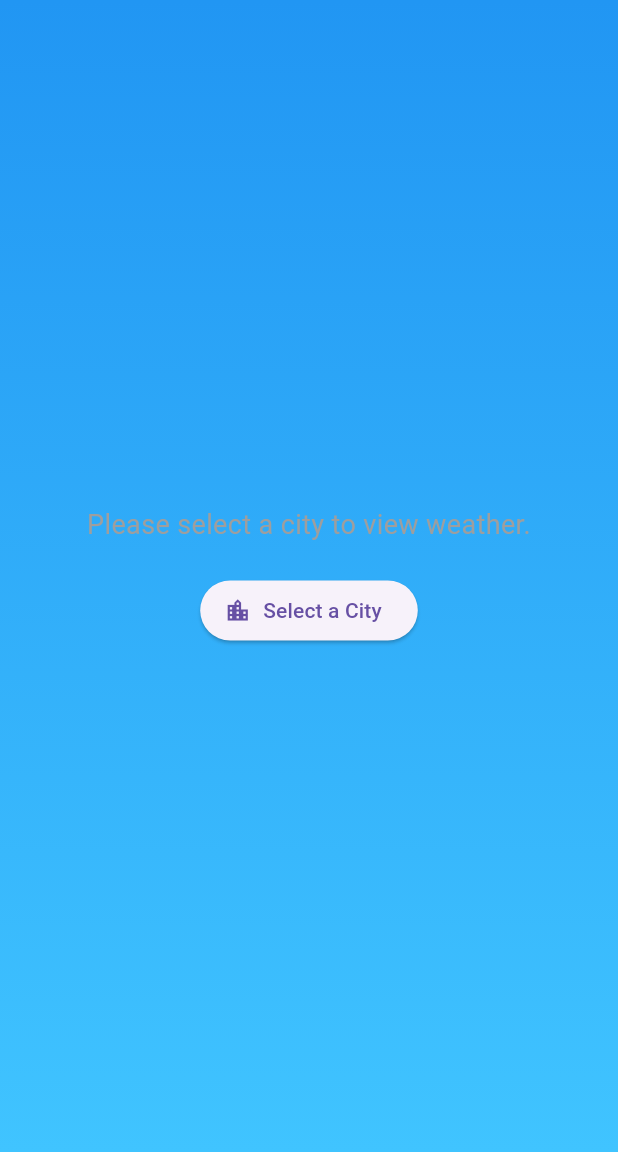
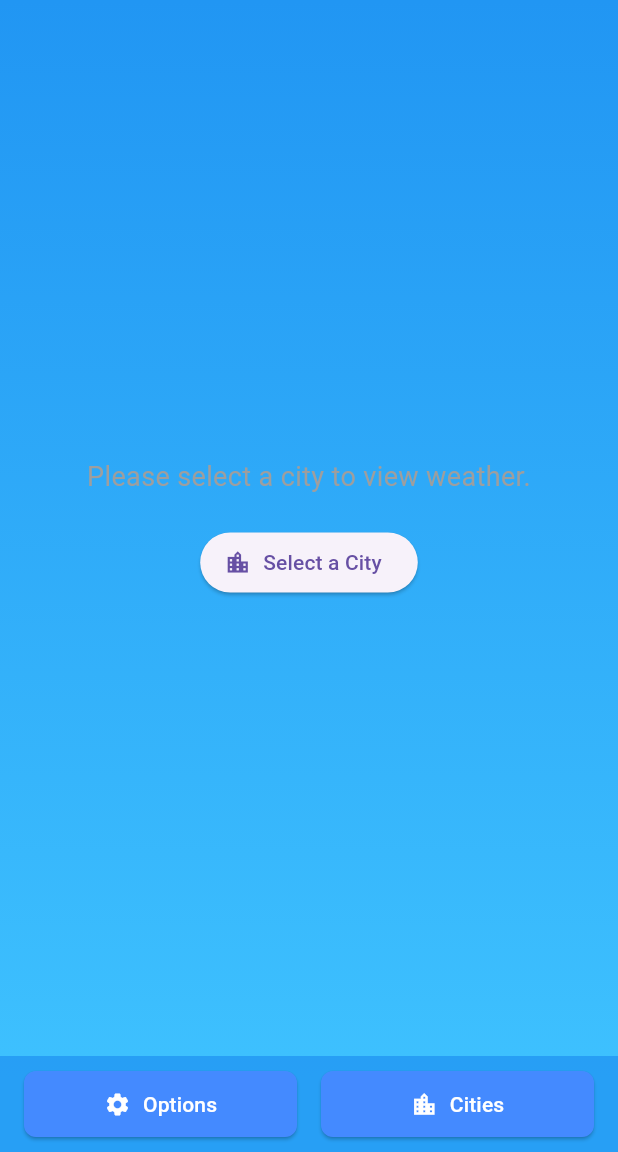
Before and after one commit to mauricev/rise_and_shine, a Flutter app: the screen it shows after launch, on a phone screen of 412 x 824 dp, the part 84-1236 px from its top. Run offline on Flutter 3.47's test engine with Material 3 defaults, Android fonts, the phone set to English and light mode, and no system bars; our stand-ins replace geolocator, hive_ce_flutter, logger, web; missing offline and left inert: dart:js_interop; accounts and stored records are empty; network calls fail.

Commit message:
buttons added

```diff
--- a/lib/screens/weather_screen.dart
+++ b/lib/screens/weather_screen.dart
@@ -35,14 +35,10 @@ class _WeatherScreenState extends State<WeatherScreen> {
   bool _showAddedConfirmation = false;
   Timer? _addedConfirmationTimer;
 
-  // Removed _dailyForecastRowKey and _dailyForecastRowHeight as they are no longer needed
-  // and were causing the crash due to incorrect usage with ListView.builder.
-
   @override
   void initState() {
     super.initState();
     logger.d('WeatherScreen: initState called.');
-    // Removed addPostFrameCallback related to _calculateDailyForecastRowHeight
   }
 
   @override
@@ -54,8 +50,6 @@ class _WeatherScreenState extends State<WeatherScreen> {
     _weatherManager = appManagers.weatherManager;
     logger.d('WeatherScreen: didChangeDependencies called. Managers accessed.');
   }
-
-  // Removed _calculateDailyForecastRowHeight method.
 
   void _addCityToSavedList(City city) {
     if (!_cityListManager.isCitySaved(city)) {
@@ -152,7 +146,7 @@ class _WeatherScreenState extends State<WeatherScreen> {
       title: const Text(kWeatherScreenTitle),
       centerTitle: true,
       actions: const <Widget>[
-        // Reverted: Options and Cities buttons are no longer in the AppBar
+        // Options and Cities buttons are now at the bottom of the screen
       ],
     );
   }
@@ -246,7 +240,6 @@ class _WeatherScreenState extends State<WeatherScreen> {
     }
   }
 
-  // Reverted Add button to its previous state and placement
   Widget _buildAddCityButton(City selectedCity, CityListManager manager) {
     final Size buttonSize = const Size(60, 30);
     if (!manager.isCitySaved(selectedCity)) {
@@ -331,7 +324,6 @@ class _WeatherScreenState extends State<WeatherScreen> {
     String speedUnit = isMetric ? 'm/s' : 'mph';
 
     return Container(
-      // Removed key: _dailyForecastRowKey, to fix crash
       padding: const EdgeInsets.symmetric(vertical: 8.0, horizontal: 16.0),
       decoration: BoxDecoration(
         border: Border(bottom: BorderSide(color: Colors.grey[300]!, width: 0.5)),
@@ -390,7 +382,7 @@ class _WeatherScreenState extends State<WeatherScreen> {
     );
   }
 
-  // These button builders are defined, but now unused in the AppBar
+  // Old unused button builders (kept due to "no other changes" directive)
   Widget _buildCitiesButton(BuildContext context) {
     return IconButton(
       icon: const Icon(Icons.list),
@@ -412,6 +404,7 @@ class _WeatherScreenState extends State<WeatherScreen> {
       onPressed: _showOptionsDialog,
     );
   }
+  // End of old unused button builders
 
   Widget _buildLoadingCitiesState() {
     return const Center(
@@ -612,6 +605,55 @@ class _WeatherScreenState extends State<WeatherScreen> {
     );
   }
 
+  // New method to build the fixed bottom buttons
+  Widget _buildFixedBottomButtons(BuildContext context) {
+    return Container(
+      padding: const EdgeInsets.symmetric(horizontal: 16.0, vertical: 8.0),
+      color: Colors.blue.withOpacity(0.8), // Semi-transparent background for the button row
+      child: SafeArea( // Ensure buttons respect the bottom safe area (e.g., iPhone home indicator)
+        top: false, // Don't apply top padding from safe area
+        child: Row(
+          mainAxisAlignment: MainAxisAlignment.spaceAround, // Distribute space between buttons
+          children: [
+            Expanded(
+              child: ElevatedButton.icon(
+                onPressed: _showOptionsDialog,
+                icon: const Icon(Icons.settings),
+                label: const Text(kOptionsButton),
+                style: ElevatedButton.styleFrom(
+                  backgroundColor: Colors.blueAccent, // Button background color
+                  foregroundColor: Colors.white, // Button text/icon color
+                  padding: const EdgeInsets.symmetric(vertical: 12),
+                  shape: RoundedRectangleBorder(borderRadius: BorderRadius.circular(8)),
+                ),
+              ),
+            ),
+            const SizedBox(width: 16), // Space between the two buttons
+            Expanded(
+              child: ElevatedButton.icon(
+                onPressed: () {
+                  logger.d('WeatherScreen: Navigating to CitySelectionScreen from bottom bar.');
+                  Navigator.push(
+                    context,
+                    MaterialPageRoute(builder: (context) => const CitySelectionScreen()),
+                  );
+                },
+                icon: const Icon(Icons.location_city),
+                label: const Text(kCitiesButton),
+                style: ElevatedButton.styleFrom(
+                  backgroundColor: Colors.blueAccent,
+                  foregroundColor: Colors.white,
+                  padding: const EdgeInsets.symmetric(vertical: 12),
+                  shape: RoundedRectangleBorder(borderRadius: BorderRadius.circular(8)),
+                ),
+              ),
+            ),
+          ],
+        ),
+      ),
+    );
+  }
+
   @override
   Widget build(BuildContext context) {
     return ListenableBuilder(
@@ -630,7 +672,11 @@ class _WeatherScreenState extends State<WeatherScreen> {
                 colors: [Colors.blue, Colors.lightBlueAccent],
               ),
             ),
-            child: SafeArea(
+            child: Column( // Main Column to hold scrollable content and fixed bottom buttons
+              children: [
+                Expanded( // This Expanded widget contains the scrollable weather content
+                  child: SafeArea( // SafeArea for the scrollable weather content
+                    bottom: false, // Prevents double-padding if the bottom bar also has SafeArea
                     child: FutureBuilder<void>( // Use FutureBuilder to await manager initialization
                       future: _cityListManager.initialized,
                       builder: (context, managerInitSnapshot) {
@@ -787,10 +833,9 @@ class _WeatherScreenState extends State<WeatherScreen> {
                                           ),
                                         ),
                                         const SizedBox(height: 10),
-                                  // ListView.builder should now display all days correctly without the LayoutBuilder or problematic key
                                         ListView.builder(
                                           shrinkWrap: true,
-                                    physics: const NeverScrollableScrollPhysics(), // Remains non-scrollable itself
+                                          physics: const NeverScrollableScrollPhysics(),
                                           itemCount: cityWeatherData.dailyForecasts.length,
                                           itemBuilder: (context, index) {
                                             return _buildDailyForecastRowItem(
@@ -807,6 +852,11 @@ class _WeatherScreenState extends State<WeatherScreen> {
                         }
                       },
                     ),
+                  ),
+                ),
+                // Fixed bottom buttons are placed here, outside the Expanded and SingleChildScrollView
+                _buildFixedBottomButtons(context),
+              ],
             ),
           ),
         );
```
Lines whose indentation alone changed are shown as unchanged.
